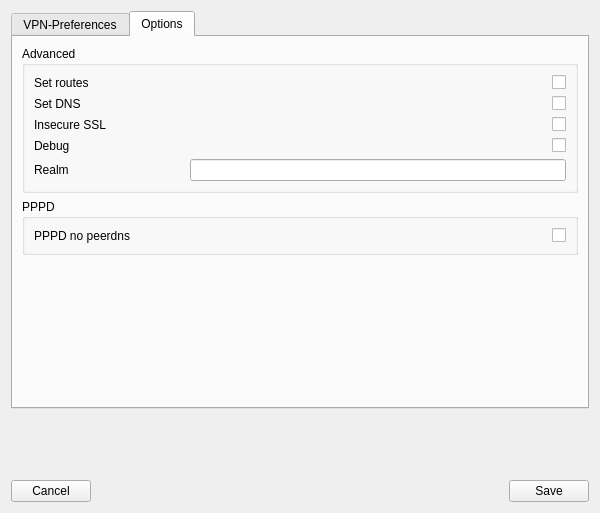
Qt form openfortigui/vpnprofileeditor.ui (theinvisible/openfortigui) before a commit.
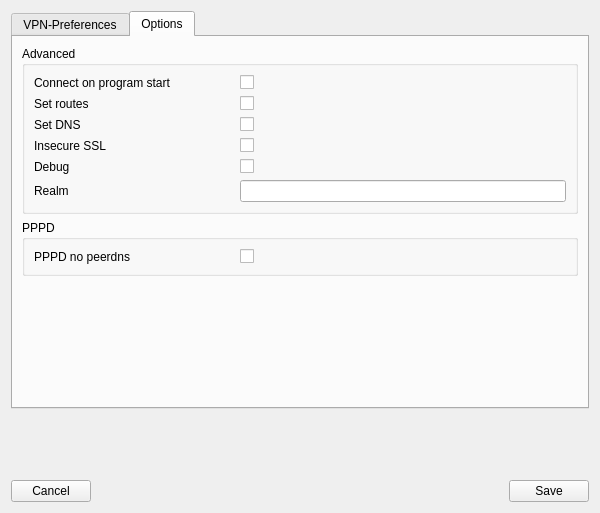
The same form after that commit. The open tabs and pages were chosen to show the change.

Commit message: Added "connect on program start" feature, GUI updates

Diff of the .ui file:
```diff
--- a/openfortigui/vpnprofileeditor.ui
+++ b/openfortigui/vpnprofileeditor.ui
@@ -284,11 +284,11 @@
           <string>Advanced</string>
          </property>
          <layout class="QFormLayout" name="formLayout_3">
-          <item row="0" column="0">
+          <item row="1" column="0">
            <widget class="QLabel" name="label_11">
             <property name="minimumSize">
              <size>
-              <width>150</width>
+              <width>200</width>
               <height>0</height>
              </size>
             </property>
@@ -297,21 +297,18 @@
             </property>
            </widget>
           </item>
-          <item row="0" column="1">
+          <item row="1" column="1">
            <widget class="QCheckBox" name="cbSetRoutes">
-            <property name="layoutDirection">
-             <enum>Qt::RightToLeft</enum>
-            </property>
             <property name="text">
              <string/>
             </property>
            </widget>
           </item>
-          <item row="1" column="0">
+          <item row="2" column="0">
            <widget class="QLabel" name="label_12">
             <property name="minimumSize">
              <size>
-              <width>150</width>
+              <width>200</width>
               <height>0</height>
              </size>
             </property>
@@ -320,21 +317,18 @@
             </property>
            </widget>
           </item>
-          <item row="1" column="1">
+          <item row="2" column="1">
            <widget class="QCheckBox" name="cbSetDNS">
-            <property name="layoutDirection">
-             <enum>Qt::RightToLeft</enum>
-            </property>
             <property name="text">
              <string/>
             </property>
            </widget>
           </item>
-          <item row="3" column="0">
+          <item row="4" column="0">
            <widget class="QLabel" name="label_14">
             <property name="minimumSize">
              <size>
-              <width>150</width>
+              <width>200</width>
               <height>0</height>
              </size>
             </property>
@@ -343,21 +337,18 @@
             </property>
            </widget>
           </item>
-          <item row="3" column="1">
+          <item row="4" column="1">
            <widget class="QCheckBox" name="cbInsecureSSL">
-            <property name="layoutDirection">
-             <enum>Qt::RightToLeft</enum>
-            </property>
             <property name="text">
              <string/>
             </property>
            </widget>
           </item>
-          <item row="4" column="0">
+          <item row="5" column="0">
            <widget class="QLabel" name="label_10">
             <property name="minimumSize">
              <size>
-              <width>150</width>
+              <width>200</width>
               <height>0</height>
              </size>
             </property>
@@ -366,21 +357,18 @@
             </property>
            </widget>
           </item>
-          <item row="4" column="1">
+          <item row="5" column="1">
            <widget class="QCheckBox" name="cbDebug">
-            <property name="layoutDirection">
-             <enum>Qt::RightToLeft</enum>
-            </property>
             <property name="text">
              <string/>
             </property>
            </widget>
           </item>
-          <item row="5" column="0">
+          <item row="6" column="0">
            <widget class="QLabel" name="label_16">
             <property name="minimumSize">
              <size>
-              <width>150</width>
+              <width>200</width>
               <height>0</height>
              </size>
             </property>
@@ -389,9 +377,29 @@
             </property>
            </widget>
           </item>
-          <item row="5" column="1">
+          <item row="6" column="1">
            <widget class="QLineEdit" name="leRealm"/>
           </item>
+          <item row="0" column="0">
+           <widget class="QLabel" name="label_17">
+            <property name="minimumSize">
+             <size>
+              <width>200</width>
+              <height>0</height>
+             </size>
+            </property>
+            <property name="text">
+             <string>Connect on program start</string>
+            </property>
+           </widget>
+          </item>
+          <item row="0" column="1">
+           <widget class="QCheckBox" name="cbAutostart">
+            <property name="text">
+             <string/>
+            </property>
+           </widget>
+          </item>
          </layout>
         </widget>
        </item>
@@ -405,7 +413,7 @@
            <widget class="QLabel" name="label_13">
             <property name="minimumSize">
              <size>
-              <width>150</width>
+              <width>200</width>
               <height>0</height>
              </size>
             </property>
@@ -416,9 +424,6 @@
           </item>
           <item row="0" column="1">
            <widget class="QCheckBox" name="cbPPPDNoPeerDNS">
-            <property name="layoutDirection">
-             <enum>Qt::RightToLeft</enum>
-            </property>
             <property name="text">
              <string/>
             </property>
```
Left out of the diff: 3 changed lines with no effect on the pictures. The commit also changes 9 other files.
